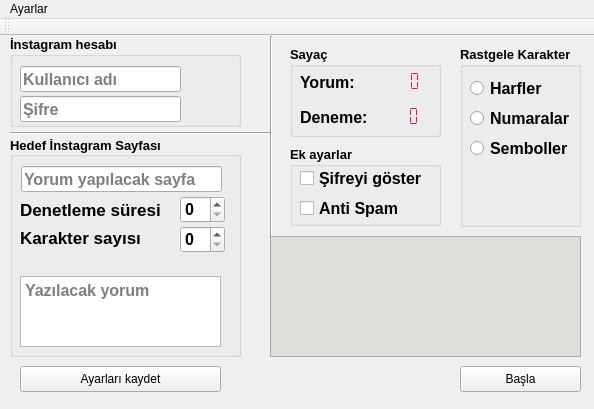
This is main.ui in ramo828/instagram-auto-comment as Qt 5 draws it before an edit. The edited form follows.
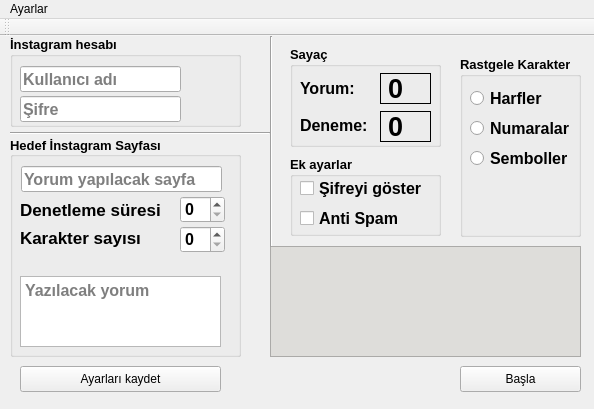
This is the edited form.

Commit message: replace digital panel label

Patch:
```diff
--- a/main.ui
+++ b/main.ui
@@ -18,7 +18,7 @@
     <property name="geometry">
      <rect>
       <x>460</x>
-      <y>10</y>
+      <y>20</y>
       <width>121</width>
       <height>181</height>
      </rect>
@@ -125,9 +125,9 @@
     <property name="geometry">
      <rect>
       <x>270</x>
-      <y>200</y>
+      <y>210</y>
       <width>311</width>
-      <height>121</height>
+      <height>111</height>
      </rect>
     </property>
     <property name="styleSheet">
@@ -152,7 +152,7 @@
     <property name="geometry">
      <rect>
       <x>290</x>
-      <y>110</y>
+      <y>120</y>
       <width>151</width>
       <height>80</height>
      </rect>
@@ -211,7 +211,7 @@
       <x>261</x>
       <y>0</y>
       <width>20</width>
-      <height>201</height>
+      <height>211</height>
      </rect>
     </property>
     <property name="orientation">
@@ -224,7 +224,7 @@
       <x>290</x>
       <y>10</y>
       <width>151</width>
-      <height>91</height>
+      <height>101</height>
      </rect>
     </property>
     <property name="font">
@@ -236,100 +236,11 @@
     <property name="title">
      <string>Sayaç</string>
     </property>
-    <widget class="QLCDNumber" name="success_counter">
-     <property name="geometry">
-      <rect>
-       <x>110</x>
-       <y>20</y>
-       <width>21</width>
-       <height>31</height>
-      </rect>
-     </property>
-     <property name="font">
-      <font>
-       <family>Cantarell</family>
-       <pointsize>12</pointsize>
-       <italic>false</italic>
-       <bold>true</bold>
-      </font>
-     </property>
-     <property name="styleSheet">
-      <string notr="true">color: rgb(224, 27, 36)
-</string>
-     </property>
-     <property name="frameShape">
-      <enum>QFrame::NoFrame</enum>
-     </property>
-     <property name="smallDecimalPoint">
-      <bool>false</bool>
-     </property>
-     <property name="digitCount">
-      <number>2</number>
-     </property>
-     <property name="mode">
-      <enum>QLCDNumber::Dec</enum>
-     </property>
-     <property name="segmentStyle">
-      <enum>QLCDNumber::Flat</enum>
-     </property>
-     <property name="intValue" stdset="0">
-      <number>0</number>
-     </property>
-    </widget>
-    <widget class="QLCDNumber" name="try_counter">
-     <property name="geometry">
-      <rect>
-       <x>90</x>
-       <y>60</y>
-       <width>41</width>
-       <height>21</height>
-      </rect>
-     </property>
-     <property name="font">
-      <font>
-       <pointsize>12</pointsize>
-       <bold>true</bold>
-      </font>
-     </property>
-     <property name="styleSheet">
-      <string notr="true">color: rgb(224, 27, 36)</string>
-     </property>
-     <property name="frameShape">
-      <enum>QFrame::NoFrame</enum>
-     </property>
-     <property name="frameShadow">
-      <enum>QFrame::Raised</enum>
-     </property>
-     <property name="lineWidth">
-      <number>1</number>
-     </property>
-     <property name="midLineWidth">
-      <number>0</number>
-     </property>
-     <property name="smallDecimalPoint">
-      <bool>false</bool>
-     </property>
-     <property name="digitCount">
-      <number>4</number>
-     </property>
-     <property name="mode">
-      <enum>QLCDNumber::Dec</enum>
-     </property>
-     <property name="segmentStyle">
-      <enum>QLCDNumber::Flat</enum>
-     </property>
-     <property name="value" stdset="0">
-      <double>0.000000000000000</double>
-     </property>
-     <property name="intValue" stdset="0">
-      <number>0</number>
-     </property>
-    </widget>
     <widget class="QLabel" name="comment_label">
      <property name="geometry">
       <rect>
        <x>10</x>
-       <y>27</y>
+       <y>33</y>
        <width>71</width>
        <height>18</height>
       </rect>
@@ -348,7 +259,7 @@
      <property name="geometry">
       <rect>
        <x>10</x>
-       <y>62</y>
+       <y>70</y>
        <width>71</width>
        <height>18</height>
       </rect>
@@ -363,6 +274,50 @@
       <string>Deneme: </string>
      </property>
     </widget>
+    <widget class="QLabel" name="success_counter">
+     <property name="geometry">
+      <rect>
+       <x>90</x>
+       <y>27</y>
+       <width>51</width>
+       <height>31</height>
+      </rect>
+     </property>
+     <property name="font">
+      <font>
+       <pointsize>20</pointsize>
+       <bold>true</bold>
+      </font>
+     </property>
+     <property name="frameShape">
+      <enum>QFrame::Box</enum>
+     </property>
+     <property name="text">
+      <string>0</string>
+     </property>
+    </widget>
+    <widget class="QLabel" name="try_counter">
+     <property name="geometry">
+      <rect>
+       <x>90</x>
+       <y>65</y>
+       <width>51</width>
+       <height>31</height>
+      </rect>
+     </property>
+     <property name="font">
+      <font>
+       <pointsize>20</pointsize>
+       <bold>true</bold>
+      </font>
+     </property>
+     <property name="frameShape">
+      <enum>QFrame::Box</enum>
+     </property>
+     <property name="text">
+      <string>0</string>
+     </property>
+    </widget>
    </widget>
    <widget class="QGroupBox" name="login_box">
     <property name="geometry">
```
The commit also changes 3 other files.
